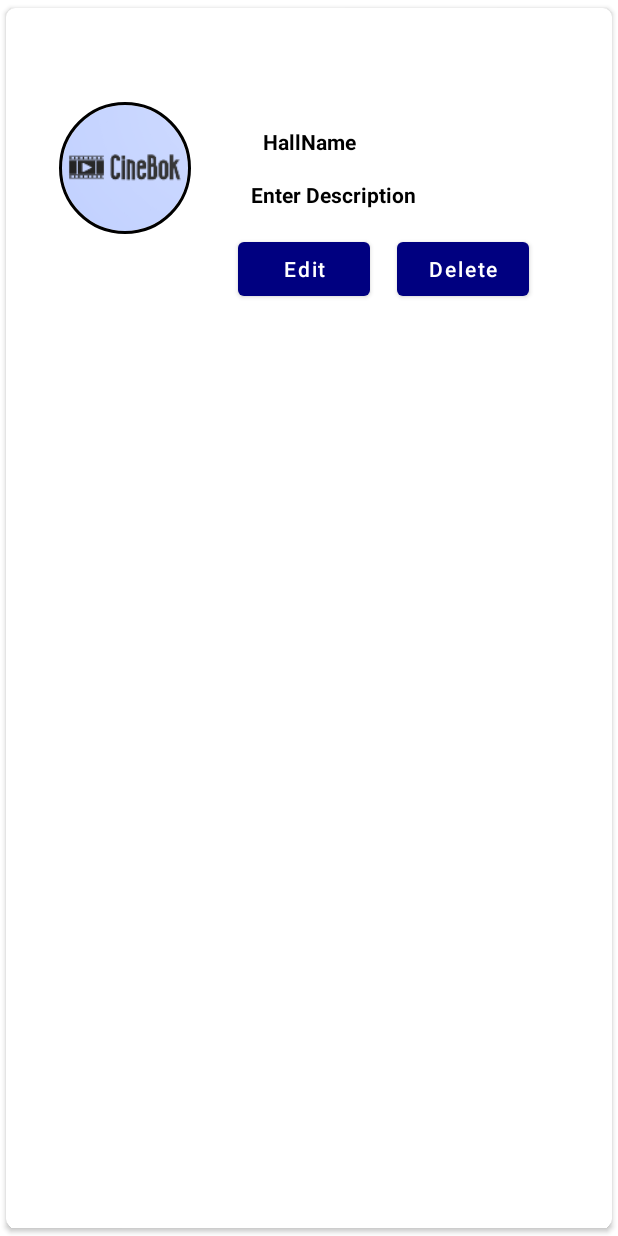
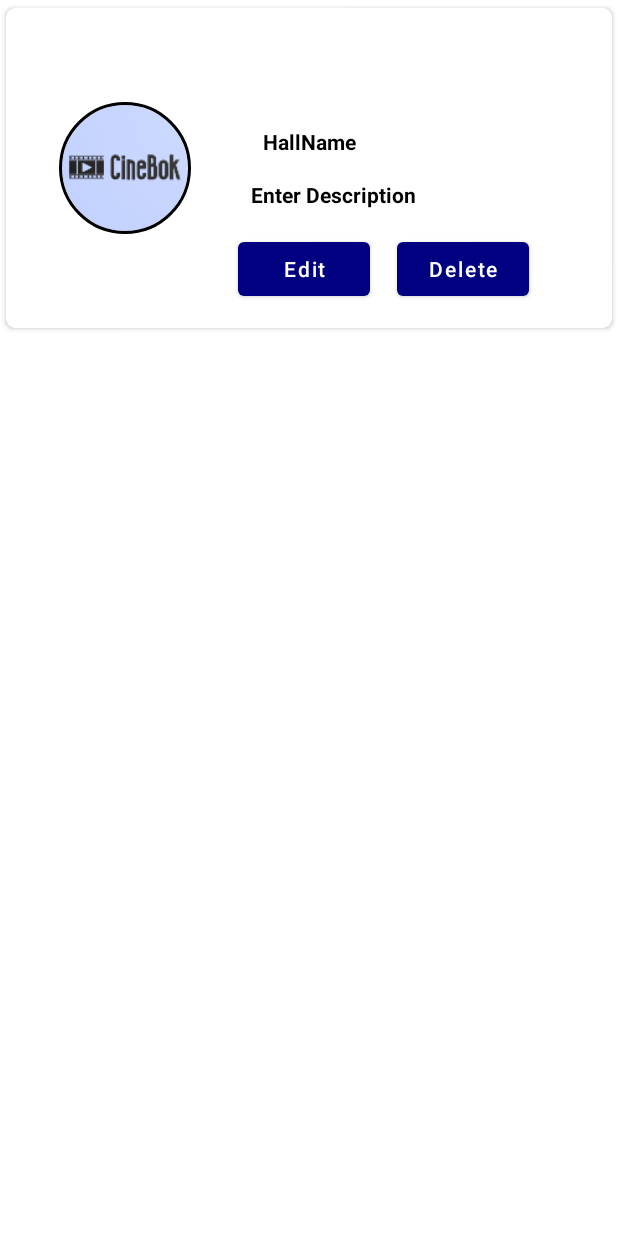
Before and after one commit to t-w-i-n-k-l-y/MAD-Virtuali.CineBok, an Android app: the layout hallmain_item.xml on its own in the app's theme, with its tools: preview values and no code run, on a phone screen of 412 x 824 dp. Run offline under Robolectric (Android 15) with nearby library versions, the light colour scheme and no system bars.

Commit message:
solved onclick error

```diff
--- a/app/src/main/AndroidManifest.xml
+++ b/app/src/main/AndroidManifest.xml
@@ -80,15 +80,11 @@
 
         <!--Hall Management Home-->
         <activity android:name=".HallDetails">
-            <intent-filter>
-                <action android:name="android.intent.action.MAIN" />
 
-                <category android:name="android.intent.category.LAUNCHER" />
-            </intent-filter>
         </activity>
 
 
-       <!-- Thursha's home commented due to test HallManagement <activity
+        <activity
             android:name=".MainActivity"
             android:theme="@style/Theme.CineBok.NoActionBar">
             <intent-filter>
--- a/app/src/main/java/com/virtuali/cinebok/AdminHomeActivity.java
+++ b/app/src/main/java/com/virtuali/cinebok/AdminHomeActivity.java
@@ -17,4 +17,8 @@ public class AdminHomeActivity extends AppCompatActivity {
         Intent intent = new Intent(this, SnackMenuActivity.class);
         startActivity(intent);
     }
+    public void gotoHallManage(View view){
+        Intent intent = new Intent(this, HallDetails.class);
+        startActivity(intent);
+    }
 }
--- a/app/src/main/res/layout/activity_admin_home.xml
+++ b/app/src/main/res/layout/activity_admin_home.xml
@@ -11,6 +11,7 @@
         android:id="@+id/btn_hall_management"
         android:layout_width="409dp"
         android:layout_height="wrap_content"
+        android:onClick="gotoHallManage"
         android:text="@string/btn_hall_management"
         android:textAllCaps="false"
         app:layout_constraintBottom_toTopOf="@+id/btn_movie_management"
--- a/app/src/main/res/layout/hallmain_item.xml
+++ b/app/src/main/res/layout/hallmain_item.xml
@@ -2,7 +2,7 @@
 <androidx.cardview.widget.CardView xmlns:android="http://schemas.android.com/apk/res/android"
     xmlns:tools="http://schemas.android.com/tools"
     android:layout_width="match_parent"
-    android:layout_height="match_parent"
+    android:layout_height="wrap_content"
     xmlns:app="http://schemas.android.com/apk/res-auto"
     app:cardCornerRadius="6dp"
     android:elevation="6dp"
```
